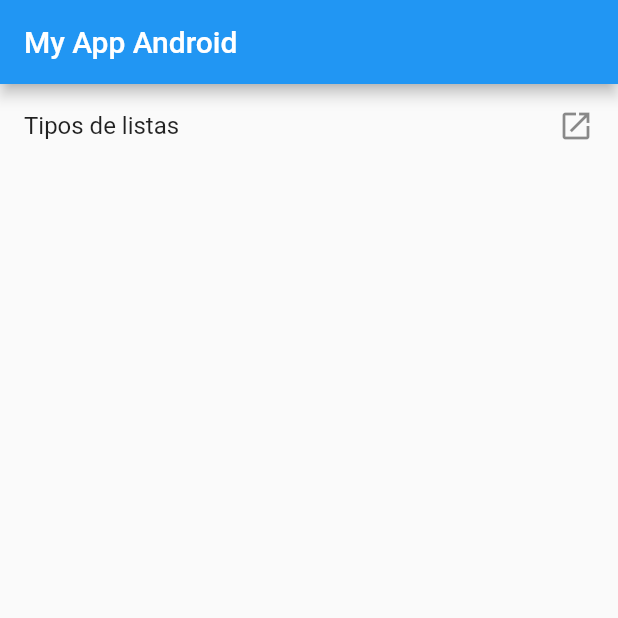
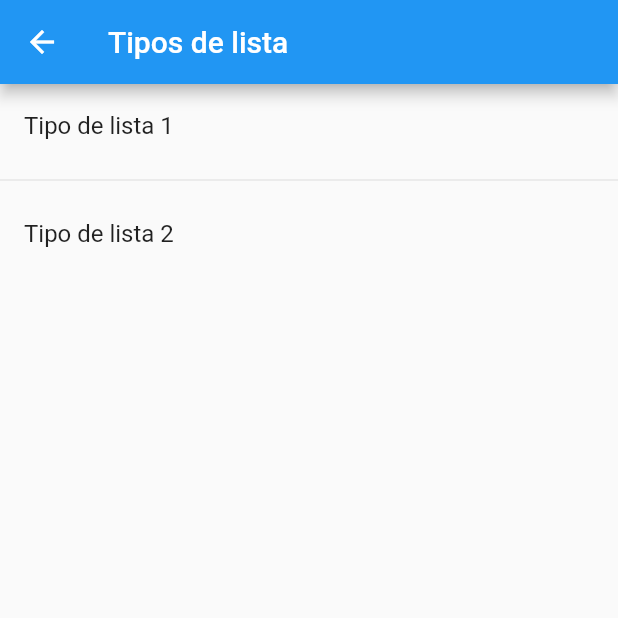
Before and after one commit to rafaelmad97/Practicas-2Flutter, a Flutter app: the screen it shows after launch, after a tap on "Tipos de listas", on a phone screen of 412 x 824 dp, the top half of it. Run offline on Flutter 3.47's test engine with Material 2 defaults, Android fonts, the phone set to English and light mode, and no system bars.

Commit message:
se aplicó una forma basica de realizar el manejo de rutas en varias de las paginas que existen en el aplicativo

```diff
--- a/lib/App.dart
+++ b/lib/App.dart
@@ -1,7 +1,5 @@
 import 'package:flutter/material.dart';
 import 'package:modulo2_componentesflutter/Routes.dart';
-import 'package:modulo2_componentesflutter/pages/ListView.dart';
-import 'package:modulo2_componentesflutter/pages/ListView2.dart';
 
 class App extends StatelessWidget {
   @override
--- a/lib/Routes.dart
+++ b/lib/Routes.dart
@@ -2,9 +2,11 @@ import 'package:flutter/material.dart';
 import 'package:modulo2_componentesflutter/pages/Home.dart';
 import 'package:modulo2_componentesflutter/pages/ListView.dart';
 import 'package:modulo2_componentesflutter/pages/ListView2.dart';
+import 'package:modulo2_componentesflutter/pages/TiposdeListView.dart';
 
 Map<String, Widget Function(BuildContext)> routes = {
   "homepage": (context) => HomePage(),
+  "listtypes": (context) => TiposdeListViewPage(),
   "listview": (context) => ListViewPage(),
   "listview2": (context) => ListView2Page(),
 };
--- a/lib/pages/Home.dart
+++ b/lib/pages/Home.dart
@@ -1,22 +1,34 @@
 import 'package:flutter/material.dart';
+import 'package:modulo2_componentesflutter/pages/TiposdeListView.dart';
 
 class HomePage extends StatelessWidget {
   final opciones = ["Tipos de listas"];
 
+  void handleNavigate(index, context) {
+    switch (index) {
+      case 0:
+        Navigator.push(context,
+            MaterialPageRoute(builder: (context) => TiposdeListViewPage()));
+        break;
+      default:
+        print("la pagina no existe");
+        break;
+    }
+  }
+
   @override
   Widget build(BuildContext context) {
     return Scaffold(
-      appBar: AppBar(
-        title: const Text("My App Android"),
-      ),
-      body: ListView.separated(
-          itemBuilder: (__, index) => ListTile(
+        appBar: AppBar(
+          title: const Text("My App Android"),
+        ),
+        body: ListView.separated(
+            itemBuilder: (context, index) => ListTile(
                 title: Text(opciones[index]),
-                onTap: () {},
-                trailing: const Icon(Icons.open_in_new),
-              ),
-          separatorBuilder: (__, index) => const Divider(),
-          itemCount: opciones.length),
-    );
+                onTap: () {
+                  handleNavigate(index, context);
+                }),
+            separatorBuilder: (_, __) => const Divider(),
+            itemCount: opciones.length));
   }
 }
--- /dev/null
+++ b/lib/pages/TiposdeListView.dart
@@ -0,0 +1,39 @@
+import 'package:flutter/material.dart';
+import 'package:modulo2_componentesflutter/pages/ListView.dart';
+import 'package:modulo2_componentesflutter/pages/ListView2.dart';
+
+class TiposdeListViewPage extends StatelessWidget {
+  final opciones = ["Tipo de lista 1", "Tipo de lista 2"];
+
+  void handleNavigate(index, context) {
+    switch (index) {
+      case 0:
+        Navigator.push(
+            context, MaterialPageRoute(builder: (context) => ListViewPage()));
+        break;
+      case 1:
+        Navigator.push(
+            context, MaterialPageRoute(builder: (context) => ListView2Page()));
+        break;
+      default:
+        print("la pagina no existe");
+        break;
+    }
+  }
+
+  @override
+  Widget build(BuildContext context) {
+    return Scaffold(
+      appBar: AppBar(
+        title: const Text("Tipos de lista"),
+      ),
+      body: ListView.separated(
+          itemBuilder: (context, index) => ListTile(
+                title: Text(opciones[index]),
+                onTap: () => handleNavigate(index, context),
+              ),
+          separatorBuilder: (__, _) => const Divider(),
+          itemCount: opciones.length),
+    );
+  }
+}
```
